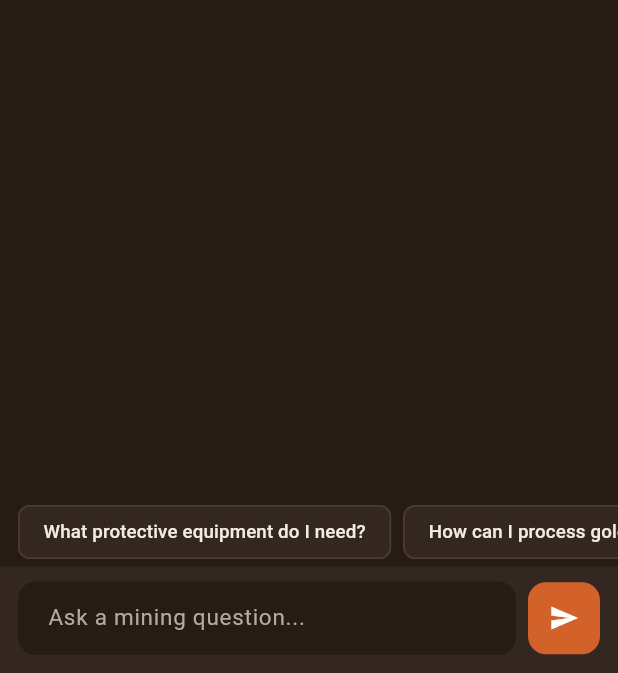
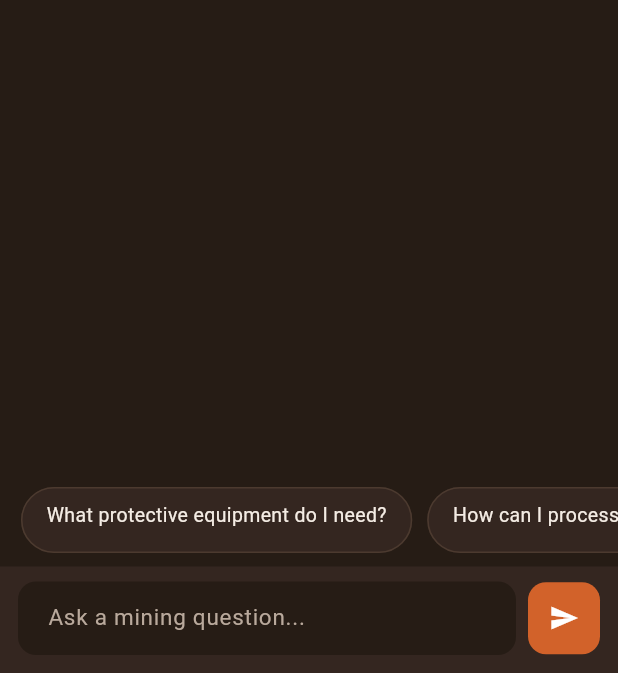
Before and after one commit to impiysub/umweo, a Flutter app: the screen it shows after launch, on a phone screen of 412 x 824 dp, the part 563-1236 px from its top. Run offline on Flutter 3.47's test engine with Material 3 defaults, Android fonts, the phone set to English and light mode, and no system bars.

Commit message:
Splash screen, clickable source links, fixed suggestion chips
Co-Authored-By: Claude Fable 5 <noreply@anthropic.com>

```diff
--- a/umweo_app/lib/main.dart
+++ b/umweo_app/lib/main.dart
@@ -1,7 +1,9 @@
+import 'dart:async';
 import 'dart:convert';
 
 import 'package:flutter/material.dart';
 import 'package:http/http.dart' as http;
+import 'package:url_launcher/url_launcher.dart';
 
 /// The live UMWEO backend. Change this if the server moves.
 const String apiBase = 'https://web-production-da27d.up.railway.app';
@@ -51,7 +53,62 @@ class UmweoApp extends StatelessWidget {
           dividerColor: kBorder,
         ),
       ),
-      home: const HomeShell(),
+      home: const SplashScreen(),
+    );
+  }
+}
+
+class SplashScreen extends StatefulWidget {
+  const SplashScreen({super.key});
+
+  @override
+  State<SplashScreen> createState() => _SplashScreenState();
+}
+
+class _SplashScreenState extends State<SplashScreen> {
+  @override
+  void initState() {
+    super.initState();
+    Timer(const Duration(milliseconds: 2200), () {
+      if (mounted) {
+        Navigator.of(context).pushReplacement(
+            MaterialPageRoute(builder: (_) => const HomeShell()));
+      }
+    });
+  }
+
+  @override
+  Widget build(BuildContext context) {
+    return Scaffold(
+      backgroundColor: kBg,
+      body: Center(
+        child: Column(
+          mainAxisAlignment: MainAxisAlignment.center,
+          children: [
+            ClipRRect(
+              borderRadius: BorderRadius.circular(70),
+              child: Image.asset('assets/logo.jpeg',
+                  width: 140, height: 140, fit: BoxFit.cover),
+            ),
+            const SizedBox(height: 26),
+            const Text('UMWEO AI',
+                style: TextStyle(
+                    fontSize: 30,
+                    fontWeight: FontWeight.w800,
+                    letterSpacing: 3,
+                    color: kText)),
+            const SizedBox(height: 8),
+            const Text('Mining Information Assistant',
+                style: TextStyle(fontSize: 14, color: kMuted)),
+            const SizedBox(height: 40),
+            const SizedBox(
+              width: 26,
+              height: 26,
+              child: CircularProgressIndicator(strokeWidth: 2.5, color: kOrange),
+            ),
+          ],
+        ),
+      ),
     );
   }
 }
@@ -110,7 +167,8 @@ class HomeShell extends StatelessWidget {
 class Source {
   final String name;
   final bool isWeb;
-  Source(this.name, this.isWeb);
+  final String url;
+  Source(this.name, this.isWeb, this.url);
 }
 
 class ChatMessage {
@@ -207,8 +265,8 @@ class _ChatTabState extends State<ChatTab>
       final data = jsonDecode(response.body) as Map<String, dynamic>;
       final sources = ((data['sources'] as List?) ?? [])
           .cast<Map<String, dynamic>>()
-          .map((s) =>
-              Source(s['source'] as String? ?? 'source', s['type'] == 'web'))
+          .map((s) => Source(s['source'] as String? ?? 'source',
+              s['type'] == 'web', s['url'] as String? ?? ''))
           .toList();
       setState(() {
         _messages.add(ChatMessage(data['answer'] as String? ?? '...', false,
@@ -346,21 +404,33 @@ class _ChatTabState extends State<ChatTab>
   }
 
   Widget _suggestionChips() {
-    return SizedBox(
-      height: 46,
+    return Container(
+      height: 62,
+      alignment: Alignment.center,
       child: ListView(
         scrollDirection: Axis.horizontal,
-        padding: const EdgeInsets.symmetric(horizontal: 12),
+        padding: const EdgeInsets.symmetric(horizontal: 14, vertical: 9),
         children: _suggestions
             .map((s) => Padding(
-                  padding: const EdgeInsets.only(right: 8),
-                  child: ActionChip(
-                    backgroundColor: kSurface,
-                    side: const BorderSide(color: kBorder),
-                    label: Text(s,
-                        style:
-                            const TextStyle(fontSize: 12.5, color: kText)),
-                    onPressed: () => _ask(s),
+                  padding: const EdgeInsets.only(right: 10),
+                  child: Material(
+                    color: kSurface,
+                    borderRadius: BorderRadius.circular(22),
+                    child: InkWell(
+                      borderRadius: BorderRadius.circular(22),
+                      onTap: () => _ask(s),
+                      child: Container(
+                        padding: const EdgeInsets.symmetric(
+                            horizontal: 16, vertical: 11),
+                        decoration: BoxDecoration(
+                          border: Border.all(color: kBorder),
+                          borderRadius: BorderRadius.circular(22),
+                        ),
+                        child: Text(s,
+                            style: const TextStyle(
+                                fontSize: 13, color: kText, height: 1.0)),
+                      ),
+                    ),
                   ),
                 ))
             .toList(),
@@ -470,20 +540,37 @@ class _ChatTabState extends State<ChatTab>
             ),
             if (m.sources.isNotEmpty) ...[
               const Divider(height: 20, color: kBorder),
-              ...m.sources.take(4).map((s) => Padding(
-                    padding: const EdgeInsets.only(bottom: 3),
+              ...m.sources.take(4).map((s) => InkWell(
+                    onTap: s.url.isEmpty
+                        ? null
+                        : () => launchUrl(Uri.parse(s.url),
+                            mode: LaunchMode.externalApplication),
+                    child: Padding(
+                      padding: const EdgeInsets.symmetric(vertical: 3),
                       child: Row(
                         crossAxisAlignment: CrossAxisAlignment.start,
                         children: [
                           Icon(s.isWeb ? Icons.public : Icons.description,
-                            size: 14, color: kMuted),
+                              size: 14, color: kOrangeSoft),
                           const SizedBox(width: 6),
                           Expanded(
-                          child: Text(s.name,
-                              style: const TextStyle(
-                                  fontSize: 11.5, color: kMuted)),
+                            child: Text(
+                              s.name,
+                              style: TextStyle(
+                                fontSize: 11.5,
+                                color: kOrangeSoft,
+                                decoration: s.url.isEmpty
+                                    ? TextDecoration.none
+                                    : TextDecoration.underline,
+                                decorationColor: kOrangeSoft,
                               ),
+                            ),
+                          ),
+                          if (s.url.isNotEmpty)
+                            const Icon(Icons.open_in_new,
+                                size: 12, color: kMuted),
                         ],
+                      ),
                     ),
                   )),
             ],
--- a/umweo_app/pubspec.yaml
+++ b/umweo_app/pubspec.yaml
@@ -35,6 +35,7 @@ dependencies:
   # Use with the CupertinoIcons class for iOS style icons.
   cupertino_icons: ^1.0.8
   http: ^1.6.0
+  url_launcher: ^6.3.2
 
 dev_dependencies:
   flutter_test:
```
Also changed, not shown: umweo_app/pubspec.lock, 2 other files. Lines whose indentation alone changed are shown as unchanged.
